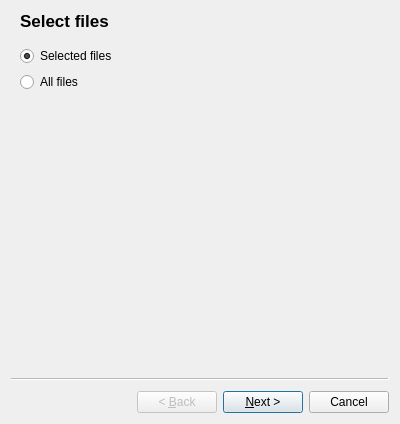
The window that copy_move_wizard.ui (gbizzotto/eptg) describes before a commit, drawn with Qt 5.
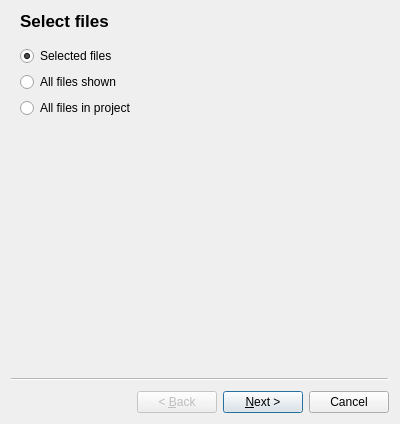
The same window after the commit.

Commit message: Added 'All shown' to copy/move.

Patch:
```diff
--- a/copy_move_wizard.ui
+++ b/copy_move_wizard.ui
@@ -37,7 +37,14 @@
     <item>
      <widget class="QRadioButton" name="allFilesRadio">
       <property name="text">
-       <string>All files</string>
+       <string>All files shown</string>
+      </property>
+     </widget>
+    </item>
+    <item>
+     <widget class="QRadioButton" name="projectFilesRadio">
+      <property name="text">
+       <string>All files in project</string>
       </property>
      </widget>
     </item>
```
Left out of the diff: 2 changed lines with no effect on the pictures. The commit also changes 8 other files.
